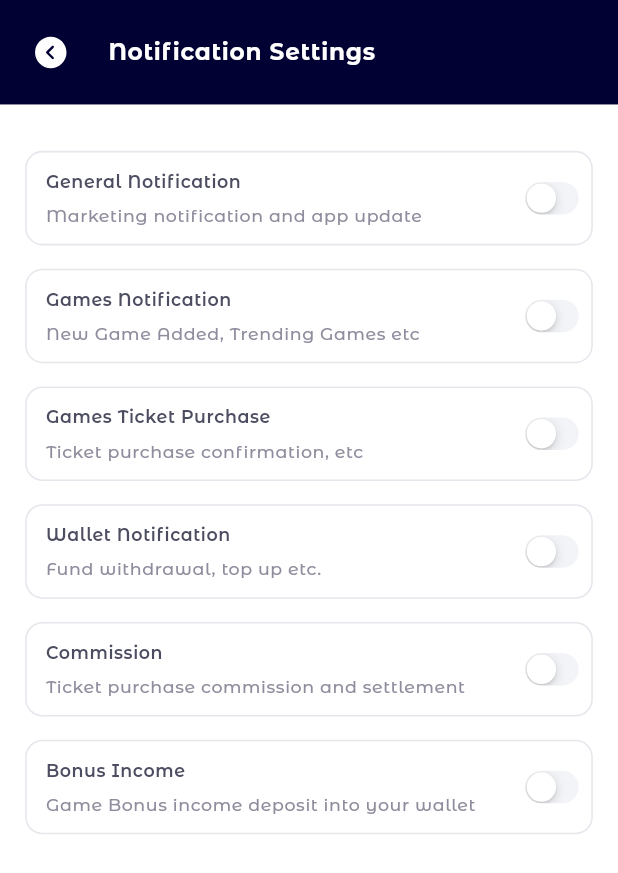
After one commit to sbscphp/winit-agent-mobile, a Flutter app: the Notifications screen opened directly, after a tap on "Settings", on a phone screen of 412 x 824 dp. The commit adds this screen. Shown: the top 873 px of the screen. Run offline on Flutter 3.47's test engine with Material 3 defaults, Android fonts, the phone set to English and light mode, and no system bars; our stand-ins replace animate_do, another_flushbar, cached_network_image, card_swiper, dio, file_picker and 19 more; missing offline and left inert: auto_size_text_plus, local_auth_android, local_auth_darwin, webview_flutter_android, webview_flutter_wkwebview; accounts and stored records are empty; project files that could hold a hidden picture were left out.

Commit message:
notifications screen conversion

```diff
--- a/lib/core/constants/app_asset.dart
+++ b/lib/core/constants/app_asset.dart
@@ -67,6 +67,7 @@ class AppAsset {
   static const String delete2 = '$_iconDirectory/delete_2.svg';
   static const String add2 = '$_iconDirectory/add_2.svg';
   static const String alert2 = '$_iconDirectory/alert_2.svg';
+  static const String settings = '$_iconDirectory/settings.svg';
 
 
   //bottom nav
--- a/lib/core/constants/color_path.dart
+++ b/lib/core/constants/color_path.dart
@@ -63,6 +63,7 @@ class ColorPath {
   static const athensGrey2 = Color(0xffF7F7F9);
   static const athensGrey3 = Color(0xffE7E6EC);
   static const athensGrey4 = Color(0xffE4E7EC);
+  static const athensGrey5 = Color(0xffF2F4F7);
   static const scandalGreen = Color(0xffD1FADF);
   static const sundownPink = Color(0xffFEA3B4);
   static const pippinPink = Color(0xffFFE4E8);
--- a/lib/core/constants/named_routes.dart
+++ b/lib/core/constants/named_routes.dart
@@ -43,6 +43,9 @@ class NamedRoutes {
   static const accountClosure = '/accountClosure';
   static const reactivateAccount = '/reactivateAccount';
 
+  //notification
+  static const notificationSettings = '/notificationSettings';
+
 
   //payment
   static const selectPaymentMethod = '/selectPaymentMethod';
--- a/lib/core/data/view_models/bottom_nav_view_model.dart
+++ b/lib/core/data/view_models/bottom_nav_view_model.dart
@@ -2,6 +2,7 @@ import 'package:flutter/material.dart';
 import 'package:flutter_riverpod/flutter_riverpod.dart';
 import 'package:winit_agent/ui/pages/games/games.dart';
 import 'package:winit_agent/ui/pages/home/home.dart';
+import 'package:winit_agent/ui/pages/notifications/notifications.dart';
 import 'package:winit_agent/ui/pages/profile/profile.dart';
 import 'package:winit_agent/ui/pages/wallet/wallet.dart';
 
@@ -25,7 +26,7 @@ class BottomNavViewModel extends ChangeNotifier{
   final List<Widget>  _children = [
     Games(), //games
     Wallet(), //my wallet
-    Container(), //notification
+    Notifications(), //notification
     Profile(), // profile
     Home(), //home
   ];
--- /dev/null
+++ b/lib/ui/pages/notifications/notification_settings.dart
@@ -0,0 +1,335 @@
+import 'package:flutter/cupertino.dart';
+import 'package:flutter/material.dart';
+import 'package:flutter_screenutil/flutter_screenutil.dart';
+import 'package:winit_agent/core/constants/app_theme/custom_color_scheme.dart';
+
+import '../../../core/constants/app_dimension.dart';
+import '../../../core/constants/color_path.dart';
+import '../../widgets/custom_appbar.dart';
+import '../../widgets/winit_container.dart';
+
+class NotificationSettings extends StatefulWidget {
+  const NotificationSettings({super.key});
+
+  @override
+  State<NotificationSettings> createState() => _NotificationSettingsState();
+}
+
+class _NotificationSettingsState extends State<NotificationSettings> {
+  @override
+  Widget build(BuildContext context) {
+    return Scaffold(
+      appBar: customAppBar(
+        context: context,
+        title: 'Notification Settings',
+      ),
+      body: SingleChildScrollView(
+        padding: EdgeInsets.symmetric(
+            horizontal: AppDimension.paddingLeft,
+            vertical: 32.h
+        ),
+        child: Column(
+          crossAxisAlignment: CrossAxisAlignment.start,
+          children: [
+            WinitContainer(
+              child:Row(
+                mainAxisAlignment: MainAxisAlignment.spaceBetween,
+                children: [
+                  Expanded(
+                    child:  Column(
+                      crossAxisAlignment: CrossAxisAlignment.start,
+                      children: [
+                        Text(
+                          'General Notification',
+                          style: Theme.of(context).textTheme.bodySmall?.copyWith(
+                              fontWeight: FontWeight.w600,
+                              color: Theme.of(context).colorScheme.textSecondary
+                          ),
+                        ),
+                        SizedBox(height: 8.h,),
+                        Text(
+                          'Marketing notification and app update',
+                          style: Theme.of(context).textTheme.bodySmall?.copyWith(
+                              fontWeight: FontWeight.w400,
+                              color: Theme.of(context).colorScheme.textTertiary
+                          ),
+                        ),
+
+                      ],
+                    ),
+                  ),
+                  SizedBox(width: 30.w,),
+                  SizedBox(
+                    height: 20,
+                    width: 20,
+                    child: Transform.scale(
+                        scale: 0.7,
+                        child: Padding(
+                          padding: EdgeInsets.only(right: 10.w),
+                          child: CupertinoSwitch(
+                              value:false,
+                              activeTrackColor: Theme.of(context).colorScheme.textPrimary,
+                              inactiveTrackColor: ColorPath.athensGrey5,
+                              thumbColor: Colors.white,
+                              onChanged: (value){
+
+                              }),
+                        )),
+                  ),
+                ],
+              )
+            ),
+            SizedBox(height: 16.h,),
+            WinitContainer(
+                child:Row(
+                  mainAxisAlignment: MainAxisAlignment.spaceBetween,
+                  children: [
+                    Expanded(
+                      child:  Column(
+                        crossAxisAlignment: CrossAxisAlignment.start,
+                        children: [
+                          Text(
+                            'Games Notification',
+                            style: Theme.of(context).textTheme.bodySmall?.copyWith(
+                                fontWeight: FontWeight.w600,
+                                color: Theme.of(context).colorScheme.textSecondary
+                            ),
+                          ),
+                          SizedBox(height: 8.h,),
+                          Text(
+                            'New Game Added, Trending Games etc',
+                            style: Theme.of(context).textTheme.bodySmall?.copyWith(
+                                fontWeight: FontWeight.w400,
+                                color: Theme.of(context).colorScheme.textTertiary
+                            ),
+                          ),
+
+                        ],
+                      ),
+                    ),
+                    SizedBox(width: 30.w,),
+                    SizedBox(
+                      height: 20,
+                      width: 20,
+                      child: Transform.scale(
+                          scale: 0.7,
+                          child: Padding(
+                            padding: EdgeInsets.only(right: 10.w),
+                            child: CupertinoSwitch(
+                                value:false,
+                                activeTrackColor: Theme.of(context).colorScheme.textPrimary,
+                                inactiveTrackColor: ColorPath.athensGrey5,
+                                thumbColor: Colors.white,
+                                onChanged: (value){
+
+                                }),
+                          )),
+                    ),
+                  ],
+                )
+            ),
+            SizedBox(height: 16.h,),
+            WinitContainer(
+                child:Row(
+                  mainAxisAlignment: MainAxisAlignment.spaceBetween,
+                  children: [
+                    Expanded(
+                      child:  Column(
+                        crossAxisAlignment: CrossAxisAlignment.start,
+                        children: [
+                          Text(
+                            'Games Ticket Purchase',
+                            style: Theme.of(context).textTheme.bodySmall?.copyWith(
+                                fontWeight: FontWeight.w600,
+                                color: Theme.of(context).colorScheme.textSecondary
+                            ),
+                          ),
+                          SizedBox(height: 8.h,),
+                          Text(
+                            'Ticket purchase confirmation, etc',
+                            style: Theme.of(context).textTheme.bodySmall?.copyWith(
+                                fontWeight: FontWeight.w400,
+                                color: Theme.of(context).colorScheme.textTertiary
+                            ),
+                          ),
+
+                        ],
+                      ),
+                    ),
+                    SizedBox(width: 30.w,),
+                    SizedBox(
+                      height: 20,
+                      width: 20,
+                      child: Transform.scale(
+                          scale: 0.7,
+                          child: Padding(
+                            padding: EdgeInsets.only(right: 10.w),
+                            child: CupertinoSwitch(
+                                value:false,
+                                activeTrackColor: Theme.of(context).colorScheme.textPrimary,
+                                inactiveTrackColor: ColorPath.athensGrey5,
+                                thumbColor: Colors.white,
+                                onChanged: (value){
+
+                                }),
+                          )),
+                    ),
+                  ],
+                )
+            ),
+            SizedBox(height: 16.h,),
+            WinitContainer(
+                child:Row(
+                  mainAxisAlignment: MainAxisAlignment.spaceBetween,
+                  children: [
+                    Expanded(
+                      child:  Column(
+                        crossAxisAlignment: CrossAxisAlignment.start,
+                        children: [
+                          Text(
+                            'Wallet Notification',
+                            style: Theme.of(context).textTheme.bodySmall?.copyWith(
+                                fontWeight: FontWeight.w600,
+                                color: Theme.of(context).colorScheme.textSecondary
+                            ),
+                          ),
+                          SizedBox(height: 8.h,),
+                          Text(
+                            'Fund withdrawal, top up etc. ',
+                            style: Theme.of(context).textTheme.bodySmall?.copyWith(
+                                fontWeight: FontWeight.w400,
+                                color: Theme.of(context).colorScheme.textTertiary
+                            ),
+                          ),
+
+                        ],
+                      ),
+                    ),
+                    SizedBox(width: 30.w,),
+                    SizedBox(
+                      height: 20,
+                      width: 20,
+                      child: Transform.scale(
+                          scale: 0.7,
+                          child: Padding(
+                            padding: EdgeInsets.only(right: 10.w),
+                            child: CupertinoSwitch(
+                                value:false,
+                                activeTrackColor: Theme.of(context).colorScheme.textPrimary,
+                                inactiveTrackColor: ColorPath.athensGrey5,
+                                thumbColor: Colors.white,
+                                onChanged: (value){
+
+                                }),
+                          )),
+                    ),
+                  ],
+                )
+            ),
+            SizedBox(height: 16.h,),
+            WinitContainer(
+                child:Row(
+                  mainAxisAlignment: MainAxisAlignment.spaceBetween,
+                  children: [
+                    Expanded(
+                      child:  Column(
+                        crossAxisAlignment: CrossAxisAlignment.start,
+                        children: [
+                          Text(
+                            'Commission',
+                            style: Theme.of(context).textTheme.bodySmall?.copyWith(
+                                fontWeight: FontWeight.w600,
+                                color: Theme.of(context).colorScheme.textSecondary
+                            ),
+                          ),
+                          SizedBox(height: 8.h,),
+                          Text(
+                            'Ticket purchase commission and settlement',
+                            style: Theme.of(context).textTheme.bodySmall?.copyWith(
+                                fontWeight: FontWeight.w400,
+                                color: Theme.of(context).colorScheme.textTertiary
+                            ),
+                          ),
+
+                        ],
+                      ),
+                    ),
+                    SizedBox(width: 30.w,),
+                    SizedBox(
+                      height: 20,
+                      width: 20,
+                      child: Transform.scale(
+                          scale: 0.7,
+                          child: Padding(
+                            padding: EdgeInsets.only(right: 10.w),
+                            child: CupertinoSwitch(
+                                value:false,
+                                activeTrackColor: Theme.of(context).colorScheme.textPrimary,
+                                inactiveTrackColor: ColorPath.athensGrey5,
+                                thumbColor: Colors.white,
+                                onChanged: (value){
+
+                                }),
+                          )),
+                    ),
+                  ],
+                )
+            ),
+            SizedBox(height: 16.h,),
+            WinitContainer(
+                child:Row(
+                  mainAxisAlignment: MainAxisAlignment.spaceBetween,
+                  children: [
+                    Expanded(
+                      child:  Column(
+                        crossAxisAlignment: CrossAxisAlignment.start,
+                        children: [
+                          Text(
+                            'Bonus Income',
+                            style: Theme.of(context).textTheme.bodySmall?.copyWith(
+                                fontWeight: FontWeight.w600,
+                                color: Theme.of(context).colorScheme.textSecondary
+                            ),
+                          ),
+                          SizedBox(height: 8.h,),
+                          FittedBox(
+                            child: Text(
+                              'Game Bonus income deposit into your wallet',
+                              style: Theme.of(context).textTheme.bodySmall?.copyWith(
+                                  fontWeight: FontWeight.w400,
+                                  color: Theme.of(context).colorScheme.textTertiary
+                              ),
+                            ),
+                          ),
+
+                        ],
+                      ),
+                    ),
+                    SizedBox(width: 30.w,),
+                    SizedBox(
+                      height: 20,
+                      width: 20,
+                      child: Transform.scale(
+                          scale: 0.7,
+                          child: Padding(
+                            padding: EdgeInsets.only(right: 10.w),
+                            child: CupertinoSwitch(
+                                value:false,
+                                activeTrackColor: Theme.of(context).colorScheme.textPrimary,
+                                inactiveTrackColor: ColorPath.athensGrey5,
+                                thumbColor: Colors.white,
+                                onChanged: (value){
+
+                                }),
+                          )),
+                    ),
+                  ],
+                )
+            ),
+
+          ],
+        ),
+      ),
+    );
+  }
+}
--- /dev/null
+++ b/lib/ui/pages/notifications/notifications.dart
@@ -0,0 +1,170 @@
+import 'package:flutter/material.dart';
+import 'package:flutter_screenutil/flutter_screenutil.dart';
+import 'package:winit_agent/core/constants/app_theme/custom_color_scheme.dart';
+import 'package:winit_agent/core/constants/named_routes.dart';
+import 'package:winit_agent/core/utilities/navigator.dart';
+import 'package:winit_agent/ui/pages/notifications/notification_settings.dart';
+
+import '../../../core/constants/app_asset.dart';
+import '../../../core/constants/app_dimension.dart';
+import '../../../core/constants/color_path.dart';
+import '../../../core/utilities/date_utilitites.dart';
+import '../../widgets/action_icon.dart';
+import '../../widgets/bottom_sheets/base_bottom_sheet.dart';
+import '../../widgets/bottom_sheets/filter_options.dart';
+import '../../widgets/clickable.dart';
+import '../../widgets/custom_appbar.dart';
+import '../../widgets/custom_button.dart';
+import '../../widgets/custom_svg.dart';
+import '../../widgets/empty_state.dart';
+import '../../widgets/winit_container.dart';
+
+class Notifications extends StatefulWidget {
+  const Notifications({super.key});
+
+  @override
+  State<Notifications> createState() => _NotificationsState();
+}
+
+class _NotificationsState extends State<Notifications> {
+  @override
+  Widget build(BuildContext context) {
+    return Scaffold(
+      appBar: customAppBar(
+          context: context,
+          centerTitle: false,
+          useCustomTitleWidget: true,
+          titleWidget: FittedBox(
+            child: RichText(
+              text: TextSpan(
+                style: Theme.of(context).textTheme.bodyLarge?.copyWith(
+                  fontWeight: FontWeight.w700,
+                  color: Colors.white,
+                ),
+                children: [
+                  TextSpan(
+                    text: 'Notifications',
+                  ),
+                  TextSpan(
+                    text: '(60)',
+                    style: Theme.of(context).textTheme.bodyLarge?.copyWith(
+                        fontWeight: FontWeight.w700,
+                        color: ColorPath.turquoiseGreen
+                    ),
+                  ),
+
+                ],
+              ),
+            ),
+          ),
+          actions: [
+            ActionIcon(label: 'Settings', asset: AppAsset.settings,
+              paddingRight: 8.w,
+              onPressed: (){
+                pushNavigation(context: context, widget: const NotificationSettings(), routeName: NamedRoutes.notificationSettings);
+              },
+            ),
+            ActionIcon(label: 'Filter', asset: AppAsset.filter,
+              onPressed: (){
+                baseBottomSheet(
+                  context: context,
+                  content: FilterOptions(
+                    label: 'Filter Notification',
+                    subtitle: 'Filter notification with ease',
+                    options: [
+                      'Show All',
+                      'General Notification',
+                      'Game Ticket Purchase',
+                      'Wallet Notification',
+                      'Commission',
+                      'Bonus Income'
+                    ],
+                    selectedOption: (value){
+                      //todo: fetch filtered data
+                    },
+                  ),
+                );
+              },
+            )
+          ]
+      ),
+      body: Padding(
+        padding: EdgeInsets.symmetric(
+            horizontal: AppDimension.paddingLeft,
+            vertical: 32.h
+        ),
+        child: 1 + 1 == 3 ? ListView.separated(
+          itemCount: 5,
+          shrinkWrap: true,
+          padding: EdgeInsets.zero,
+          itemBuilder: (BuildContext context, int index) {
+            return Clickable(
+              onPressed: (){
+              },
+              child: WinitContainer(
+                child: Column(
+                  crossAxisAlignment: CrossAxisAlignment.start,
+                  children: [
+                    Text(
+                      'Game Purchase Commission remitted to wallet',
+                      style: Theme.of(context).textTheme.bodySmall?.copyWith(
+                          fontWeight: FontWeight.w600,
+                          color: Theme.of(context).colorScheme.textPrimary
+                      ),
+                    ),
+                    SizedBox(height: 8.h,),
+                    Text(
+                      '₦ 200.00 Your subscription fee has been adjusted this month. Discount applied for early renewal.',
+                      style: Theme.of(context).textTheme.bodySmall?.copyWith(
+                          fontWeight: FontWeight.w400,
+                          color: Theme.of(context).colorScheme.textTertiary
+                      ),
+                    ),
+                    SizedBox(height: 8.h,),
+                    Row(
+                      children: [
+                        CustomAssetViewer(asset: AppAsset.calendar, height: 14.h, width: 14.w,),
+                        SizedBox(width: 4.w,),
+                        Text(
+                          DateUtilities.dayMonthYear(date: DateTime.now()),
+                          style: Theme.of(context).textTheme.bodySmall?.copyWith(
+                              fontWeight: FontWeight.w400,
+                              color: Theme.of(context).colorScheme.textTertiary
+                          ),
+                        ),
+                      ],
+                    ),
+
+                  ],
+                ),
+              ),
+            );
+          },
+          separatorBuilder: (context, index) {
+            return SizedBox(height: 16.h,);
+          },
+        ):Column(
+          mainAxisAlignment: MainAxisAlignment.center,
+          children: [
+            EmptyState(
+              asset: AppAsset.emptyState,
+              title: 'No Notifications Yet',
+              subtitle: 'You currently have no notifications yet. ',
+            ),
+            SizedBox(height: 16.h,),
+            Padding(
+              padding: EdgeInsets.symmetric(horizontal: 39.5.w),
+              child: CustomButton(
+                  buttonText: 'Purchase Game Ticket',
+                  suffixIcon: AppAsset.ticketPurchase,
+                  onPressed: () {
+
+                  }
+              ),
+            )
+          ],
+        ),
+      ),
+    );
+  }
+}
--- a/lib/ui/widgets/action_icon.dart
+++ b/lib/ui/widgets/action_icon.dart
@@ -9,12 +9,13 @@ class ActionIcon extends StatelessWidget {
   final String label;
   final String asset;
   final VoidCallback? onPressed;
-  const ActionIcon({super.key, required this.label, required this.asset, this.onPressed});
+  final double? paddingRight;
+  const ActionIcon({super.key, this.paddingRight, required this.label, required this.asset, this.onPressed});
 
   @override
   Widget build(BuildContext context) {
     return Padding(
-      padding: EdgeInsets.only(right: AppDimension.paddingRight),
+      padding: EdgeInsets.only(right: paddingRight ?? AppDimension.paddingRight),
       child: Clickable(
         onPressed: onPressed,
         child: Row(
```
Also changed, not shown: assets/icons/settings.svg (added).
